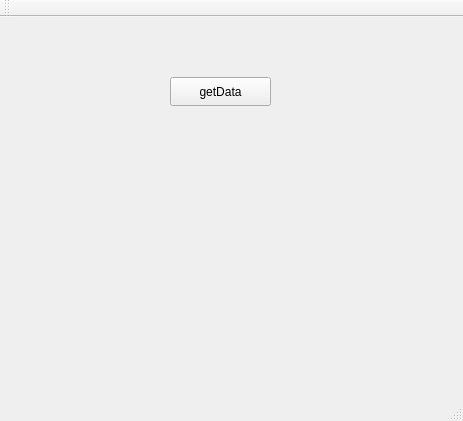
raphaelramosds/supervisory, file QtTcpClientConsumer/mainwindow.ui: the form before one commit.
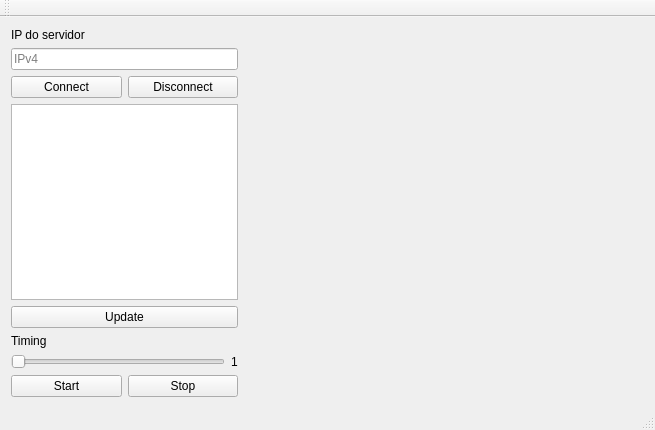
The form after the commit. Custom widgets are drawn as their Qt base class.

```diff
--- a/QtTcpClientConsumer/mainwindow.ui
+++ b/QtTcpClientConsumer/mainwindow.ui
@@ -6,27 +6,127 @@
    <rect>
     <x>0</x>
     <y>0</y>
-    <width>463</width>
-    <height>421</height>
+    <width>655</width>
+    <height>430</height>
    </rect>
   </property>
   <property name="windowTitle">
    <string>MainWindow</string>
   </property>
   <widget class="QWidget" name="centralWidget">
-   <widget class="QPushButton" name="pushButtonGet">
-    <property name="geometry">
-     <rect>
-      <x>170</x>
-      <y>60</y>
-      <width>101</width>
-      <height>29</height>
-     </rect>
-    </property>
-    <property name="text">
-     <string>getData</string>
-    </property>
-   </widget>
+   <layout class="QHBoxLayout" name="horizontalLayout_5">
+    <item>
+     <layout class="QVBoxLayout" name="verticalLayout_3" stretch="0,0,0,0,0,0">
+      <item>
+       <layout class="QVBoxLayout" name="verticalLayout_2">
+        <item>
+         <widget class="QLabel" name="label">
+          <property name="text">
+           <string>IP do servidor</string>
+          </property>
+         </widget>
+        </item>
+        <item>
+         <widget class="QLineEdit" name="lineEditAddress">
+          <property name="placeholderText">
+           <string>IPv4</string>
+          </property>
+         </widget>
+        </item>
+       </layout>
+      </item>
+      <item>
+       <layout class="QHBoxLayout" name="horizontalLayout">
+        <item>
+         <widget class="QPushButton" name="pushButtonConnect">
+          <property name="text">
+           <string>Connect</string>
+          </property>
+         </widget>
+        </item>
+        <item>
+         <widget class="QPushButton" name="pushButtonDisconnect">
+          <property name="text">
+           <string>Disconnect</string>
+          </property>
+         </widget>
+        </item>
+       </layout>
+      </item>
+      <item>
+       <widget class="QListWidget" name="listWidgetClients"/>
+      </item>
+      <item>
+       <widget class="QPushButton" name="pushButtonUpdate">
+        <property name="text">
+         <string>Update</string>
+        </property>
+       </widget>
+      </item>
+      <item>
+       <layout class="QHBoxLayout" name="horizontalLayout_4">
+        <item>
+         <widget class="QLabel" name="labelTiming">
+          <property name="text">
+           <string>Timing</string>
+          </property>
+         </widget>
+        </item>
+       </layout>
+      </item>
+      <item>
+       <layout class="QVBoxLayout" name="verticalLayout">
+        <item>
+         <layout class="QHBoxLayout" name="horizontalLayout_3">
+          <item>
+           <widget class="QSlider" name="horizontalSliderTiming">
+            <property name="orientation">
+             <enum>Qt::Horizontal</enum>
+            </property>
+           </widget>
+          </item>
+          <item>
+           <widget class="QLabel" name="labelTimingValue">
+            <property name="text">
+             <string>1</string>
+            </property>
+           </widget>
+          </item>
+         </layout>
+        </item>
+        <item>
+         <layout class="QHBoxLayout" name="horizontalLayout_2">
+          <item>
+           <widget class="QPushButton" name="pushButtonStart">
+            <property name="text">
+             <string>Start</string>
+            </property>
+           </widget>
+          </item>
+          <item>
+           <widget class="QPushButton" name="pushButtonStop">
+            <property name="text">
+             <string>Stop</string>
+            </property>
+           </widget>
+          </item>
+         </layout>
+        </item>
+       </layout>
+      </item>
+     </layout>
+    </item>
+    <item>
+     <widget class="Monitor" name="monitor" native="true">
+      <property name="minimumSize">
+       <size>
+        <width>400</width>
+        <height>0</height>
+       </size>
+      </property>
+     </widget>
+    </item>
+   </layout>
   </widget>
   <widget class="QMenuBar" name="menuBar">
    <property name="geometry">
@@ -49,6 +149,14 @@
   <widget class="QStatusBar" name="statusBar"/>
  </widget>
  <layoutdefault spacing="6" margin="11"/>
+ <customwidgets>
+  <customwidget>
+   <class>Monitor</class>
+   <extends>QWidget</extends>
+   <header>monitor.h</header>
+   <container>1</container>
+  </customwidget>
+ </customwidgets>
  <resources/>
  <connections/>
 </ui>
```
Left out of the diff: 2 changed lines with no effect on the pictures.
